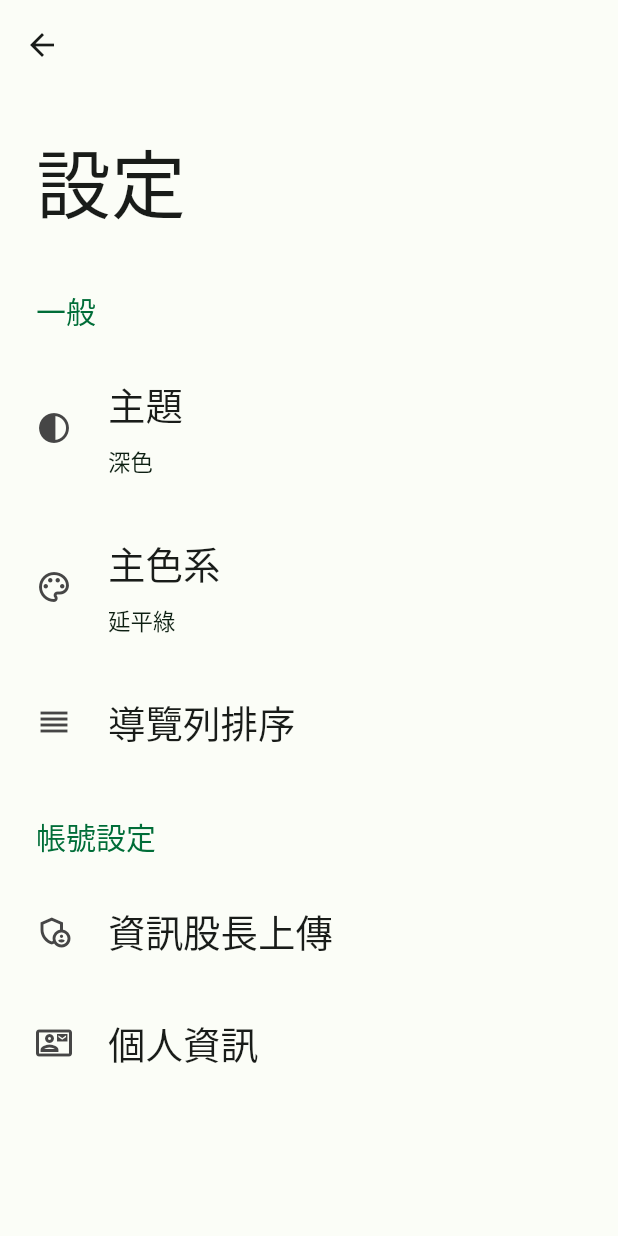
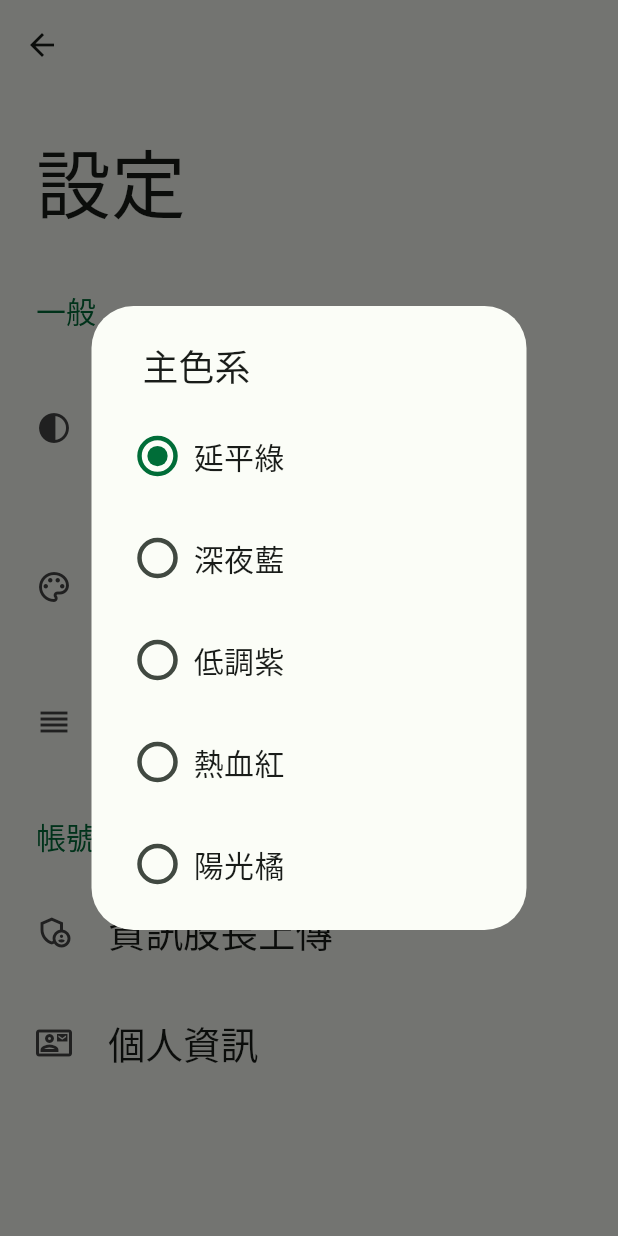
Before and after one commit to HippoInWindow20/mobile_yp, a Flutter app: the Settings screen opened directly, after a tap on "主色系", on a phone screen of 412 x 824 dp. Run offline on Flutter 3.47's test engine with Material 2 defaults, Android fonts, the phone set to English and light mode, and no system bars; drawn by our look-alikes of settings_ui; our stand-ins replace local_auth, shared_preferences; missing offline and left inert: app_popup_menu, flutter_custom_tabs, swipe_refresh; accounts and stored records are empty; network calls fail.

Commit message:
colour changing added

```diff
--- a/lib/admin.dart
+++ b/lib/admin.dart
@@ -1,6 +1,6 @@
 
 import 'package:flutter/material.dart';
-import 'package:mobile_yp/color_schemes.g.dart';
+import 'package:mobile_yp/themes/green.dart';
 import 'package:mobile_yp/online_cc.dart';
 import 'package:mobile_yp/public_cc.dart';
 import 'package:mobile_yp/settings.dart';
--- a/lib/online_cc.dart
+++ b/lib/online_cc.dart
@@ -5,8 +5,6 @@ import 'dart:math';
 import 'package:app_popup_menu/app_popup_menu.dart';
 import 'package:flutter/material.dart';
 import 'package:flutter/foundation.dart';
-import "package:mobile_yp/color_schemes.g.dart";
-import "package:mobile_yp/custom_color.g.dart";
 import 'package:mobile_yp/main.dart';
 import 'package:mobile_yp/settings.dart';
 import 'package:mobile_yp/view.dart';
--- a/lib/personal.dart
+++ b/lib/personal.dart
@@ -1,6 +1,6 @@
 
 import 'package:flutter/material.dart';
-import 'package:mobile_yp/color_schemes.g.dart';
+import 'package:mobile_yp/themes/green.dart';
 import 'package:mobile_yp/online_cc.dart';
 import 'package:mobile_yp/public_cc.dart';
 import 'package:mobile_yp/settings.dart';
--- a/lib/public_cc.dart
+++ b/lib/public_cc.dart
@@ -5,8 +5,7 @@ import 'dart:math';
 import 'package:app_popup_menu/app_popup_menu.dart';
 import 'package:flutter/material.dart';
 import 'package:flutter/foundation.dart';
-import "package:mobile_yp/color_schemes.g.dart";
-import "package:mobile_yp/custom_color.g.dart";
+import 'package:mobile_yp/themes/green.dart';
 import 'package:mobile_yp/main.dart';
 import 'package:mobile_yp/settings.dart';
 import 'package:mobile_yp/view.dart';
--- a/lib/settings.dart
+++ b/lib/settings.dart
@@ -1,10 +1,14 @@
 
 import 'package:flutter/material.dart';
-import 'package:mobile_yp/color_schemes.g.dart';
+import 'package:mobile_yp/themes/blue.dart';
+import 'package:mobile_yp/themes/green.dart';
 import 'package:mobile_yp/main.dart';
 import 'package:mobile_yp/online_cc.dart';
 import 'package:mobile_yp/personal.dart';
 import 'package:mobile_yp/public_cc.dart';
+import 'package:mobile_yp/themes/orange.dart';
+import 'package:mobile_yp/themes/purple.dart';
+import 'package:mobile_yp/themes/red.dart';
 import 'package:settings_ui/settings_ui.dart';
 
 import 'package:mobile_yp/admin.dart';
@@ -13,6 +17,7 @@ import 'package:shared_preferences/shared_preferences.dart';
 
 bool sampleSwitch = true;
 Object? setDisplayMode = "深色";
+Object? setColourMode = "延平綠";
 class Settings extends StatefulWidget {
   @override
 
@@ -104,10 +109,22 @@ class __SettingsState extends State<Settings>{
                 title: Text('主色系',style: SettingsTitleTextStyle,),
                 value: Padding(
                   padding: EdgeInsets.only(top: 5),
-                  child: Text('延平綠',style: SettingsSubtitleTextStyle,),
+                  child: Text(setColourMode.toString(),style: SettingsSubtitleTextStyle,),
                 ),
                 onPressed: (context) {
-
+                  showDialog(
+                      context: context,
+                      builder: (context) {
+                        return AlertDialog(
+                          contentPadding: EdgeInsets.all(10),
+                          title: Padding(
+                            padding: EdgeInsets.only(left: 10),
+                            child: Text("主色系"),
+                          ),
+                          content: ColourSelection(setStateCallBack: setStateExtend,),
+                        );
+                      }
+                  );
                 },
               ),
               SettingsTile.navigation(
@@ -270,3 +287,115 @@ class __RadioItem  extends State<RadioItem>{
     );
   }
 }
+
+//Colour Selection
+
+class ColourSelection extends StatefulWidget {
+  ColourSelection({
+    required this.setStateCallBack,
+  });
+  final Function setStateCallBack;
+  @override
+  State<StatefulWidget> createState() {
+    return __ColourSelection(setStateCallBack: setStateCallBack);
+  }
+
+}
+
+class __ColourSelection extends State<ColourSelection>{
+  __ColourSelection({
+    required this.setStateCallBack,
+  });
+
+  final Function setStateCallBack;
+  @override
+  Widget build(BuildContext context) {
+    return Wrap(
+      direction: Axis.vertical,
+      children: [
+        RadioItemColour(setStateFunction: setStateCallBack,value: "延平綠",colour: green,),
+        RadioItemColour(setStateFunction: setStateCallBack,value: "深夜藍",colour: blue,),
+        RadioItemColour(setStateFunction: setStateCallBack,value: "低調紫",colour: purple,),
+        RadioItemColour(setStateFunction: setStateCallBack,value: "熱血紅",colour: red,),
+        RadioItemColour(setStateFunction: setStateCallBack,value: "陽光橘",colour: orange,),
+      ],
+    );
+  }
+}
+
+class RadioItemColour extends StatefulWidget {
+  RadioItemColour({
+    required this.setStateFunction,
+    required this.value,
+    required this.colour
+  });
+  final Function setStateFunction;
+  final Object value;
+  final List<ColorScheme> colour;
+  @override
+  State<StatefulWidget> createState() {
+    return __RadioItemColour(value: value,setStateFunc: setStateFunction, colour: colour);
+  }
+
+
+}
+
+class __RadioItemColour  extends State<RadioItemColour>{
+  __RadioItemColour({
+    required this.setStateFunc,
+    required this.value,
+    required this.colour,
+  });
+  final Function setStateFunc;
+  final Object value;
+  final List<ColorScheme> colour;
+  @override
+  Widget build(BuildContext context) {
+    return InkWell(
+      child: Padding(
+        padding: EdgeInsets.symmetric(vertical: 10,horizontal: 10),
+        child: Container(
+          width: 250,
+          child: Row(
+            children: [
+              Transform.scale(
+                scale: 1.5,
+                child: Radio(
+                    value: value,
+                    groupValue: setColourMode,
+                    onChanged: (value) async {
+                      var prefs = await SharedPreferences.getInstance();
+                      await prefs.setString("savedCS", value.toString());
+
+                      setState(() {
+                        setColourMode = value;
+                      });
+                      setStateFunc();
+                      Navigator.pop(context);
+                      MobileYP.of(context).changeColour(colour);
+                    }
+                ),
+              ),
+              Text(
+                value.toString(),
+                style: TextStyle(
+                    fontSize: 20
+                ),
+              )
+            ],
+          ),
+        ),
+      ),
+      onTap: () async {
+        var prefs = await SharedPreferences.getInstance();
+        await prefs.setString("savedCS", value.toString());
+        setState(() {
+          setColourMode = value;
+        });
+        setStateFunc();
+        Navigator.pop(context);
+        MobileYP.of(context).changeColour(colour);
+      },
+    );
+  }
+}
--- /dev/null
+++ b/lib/themes/blue.dart
@@ -0,0 +1,71 @@
+import 'package:flutter/material.dart';
+
+
+List<ColorScheme> blue = [
+  ColorScheme(
+    brightness: Brightness.light,
+    primary: Color(0xFF0052DE),
+    onPrimary: Color(0xFFFFFFFF),
+    primaryContainer: Color(0xFFDBE1FF),
+    onPrimaryContainer: Color(0xFF00174C),
+    secondary: Color(0xFF1D5FA6),
+    onSecondary: Color(0xFFFFFFFF),
+    secondaryContainer: Color(0xFFD4E3FF),
+    onSecondaryContainer: Color(0xFF001C3A),
+    tertiary: Color(0xFF1E5FA6),
+    onTertiary: Color(0xFFFFFFFF),
+    tertiaryContainer: Color(0xFFD4E3FF),
+    onTertiaryContainer: Color(0xFF001C3A),
+    error: Color(0xFFBA1A1A),
+    errorContainer: Color(0xFFFFDAD6),
+    onError: Color(0xFFFFFFFF),
+    onErrorContainer: Color(0xFF410002),
+    background: Color(0xFFFEFBFF),
+    onBackground: Color(0xFF1B1B1F),
+    surface: Color(0xFFFEFBFF),
+    onSurface: Color(0xFF1B1B1F),
+    surfaceVariant: Color(0xFFE2E1EC),
+    onSurfaceVariant: Color(0xFF45464F),
+    outline: Color(0xFF757680),
+    onInverseSurface: Color(0xFFF2F0F4),
+    inverseSurface: Color(0xFF303034),
+    inversePrimary: Color(0xFFB4C4FF),
+    shadow: Color(0xFF000000),
+    surfaceTint: Color(0xFF0052DE),
+    outlineVariant: Color(0xFFC6C6D0),
+    scrim: Color(0xFF000000),
+  ),
+  ColorScheme(
+    brightness: Brightness.dark,
+    primary: Color(0xFFB4C4FF),
+    onPrimary: Color(0xFF00297A),
+    primaryContainer: Color(0xFF003DAA),
+    onPrimaryContainer: Color(0xFFDBE1FF),
+    secondary: Color(0xFFA5C8FF),
+    onSecondary: Color(0xFF00315E),
+    secondaryContainer: Color(0xFF004785),
+    onSecondaryContainer: Color(0xFFD4E3FF),
+    tertiary: Color(0xFFA5C8FF),
+    onTertiary: Color(0xFF00315E),
+    tertiaryContainer: Color(0xFF004785),
+    onTertiaryContainer: Color(0xFFD4E3FF),
+    error: Color(0xFFFFB4AB),
+    errorContainer: Color(0xFF93000A),
+    onError: Color(0xFF690005),
+    onErrorContainer: Color(0xFFFFDAD6),
+    background: Color(0xFF1B1B1F),
+    onBackground: Color(0xFFE4E2E6),
+    surface: Color(0xFF1B1B1F),
+    onSurface: Color(0xFFE4E2E6),
+    surfaceVariant: Color(0xFF45464F),
+    onSurfaceVariant: Color(0xFFC6C6D0),
+    outline: Color(0xFF8F909A),
+    onInverseSurface: Color(0xFF1B1B1F),
+    inverseSurface: Color(0xFFE4E2E6),
+    inversePrimary: Color(0xFF0052DE),
+    shadow: Color(0xFF000000),
+    surfaceTint: Color(0xFFB4C4FF),
+    outlineVariant: Color(0xFF45464F),
+    scrim: Color(0xFF000000),
+  )
+];
--- /dev/null
+++ b/lib/themes/green.dart
@@ -0,0 +1,67 @@
+import 'package:flutter/material.dart';
+
+
+List<ColorScheme> green = [
+  ColorScheme(
+    brightness: Brightness.light,
+    primary: Color(0xFF006D38),
+    onPrimary: Color(0xFFFFFFFF),
+    primaryContainer: Color(0xFF9BF6B3),
+    onPrimaryContainer: Color(0xFF00210D),
+    secondary: Color(0xFF506353),
+    onSecondary: Color(0xFFFFFFFF),
+    secondaryContainer: Color(0xFFD2E8D3),
+    onSecondaryContainer: Color(0xFF0D1F12),
+    tertiary: Color(0xFF3A656F),
+    onTertiary: Color(0xFFFFFFFF),
+    tertiaryContainer: Color(0xFFBEEAF6),
+    onTertiaryContainer: Color(0xFF001F25),
+    error: Color(0xFFBA1A1A),
+    errorContainer: Color(0xFFFFDAD6),
+    onError: Color(0xFFFFFFFF),
+    onErrorContainer: Color(0xFF410002),
+    background: Color(0xFFFBFDF7),
+    onBackground: Color(0xFF191C19),
+    surface: Color(0xFFFBFDF7),
+    onSurface: Color(0xFF191C19),
+    surfaceVariant: Color(0xFFDDE5DA),
+    onSurfaceVariant: Color(0xFF414941),
+    outline: Color(0xFF717971),
+    onInverseSurface: Color(0xFFF0F1EC),
+    inverseSurface: Color(0xFF2E312E),
+    inversePrimary: Color(0xFF7FD998),
+    shadow: Color(0xFF000000),
+    surfaceTint: Color(0xFF006D38),
+  ),
+  ColorScheme(
+    brightness: Brightness.dark,
+    primary: Color(0xFF7FD998),
+    onPrimary: Color(0xFF00391A),
+    primaryContainer: Color(0xFF005229),
+    onPrimaryContainer: Color(0xFF9BF6B3),
+    secondary: Color(0xFFB6CCB8),
+    onSecondary: Color(0xFF223526),
+    secondaryContainer: Color(0xFF384B3C),
+    onSecondaryContainer: Color(0xFFD2E8D3),
+    tertiary: Color(0xFFA2CED9),
+    onTertiary: Color(0xFF01363F),
+    tertiaryContainer: Color(0xFF204D56),
+    onTertiaryContainer: Color(0xFFBEEAF6),
+    error: Color(0xFFFFB4AB),
+    errorContainer: Color(0xFF93000A),
+    onError: Color(0xFF690005),
+    onErrorContainer: Color(0xFFFFDAD6),
+    background: Color(0xFF191C19),
+    onBackground: Color(0xFFE1E3DE),
+    surface: Color(0xFF191C19),
+    onSurface: Color(0xFFE1E3DE),
+    surfaceVariant: Color(0xFF414941),
+    onSurfaceVariant: Color(0xFFC1C9BF),
+    outline: Color(0xFF8B938A),
+    onInverseSurface: Color(0xFF191C19),
+    inverseSurface: Color(0xFFE1E3DE),
+    inversePrimary: Color(0xFF006D38),
+    shadow: Color(0xFF000000),
+    surfaceTint: Color(0xFF7FD998),
+  )
+];
--- /dev/null
+++ b/lib/themes/orange.dart
@@ -0,0 +1,71 @@
+import 'package:flutter/material.dart';
+
+
+List<ColorScheme> orange = [
+  ColorScheme(
+    brightness: Brightness.light,
+    primary: Color(0xFF994700),
+    onPrimary: Color(0xFFFFFFFF),
+    primaryContainer: Color(0xFFFFDBC8),
+    onPrimaryContainer: Color(0xFF321300),
+    secondary: Color(0xFF765847),
+    onSecondary: Color(0xFFFFFFFF),
+    secondaryContainer: Color(0xFFFFDBC8),
+    onSecondaryContainer: Color(0xFF2B1609),
+    tertiary: Color(0xFF8B5000),
+    onTertiary: Color(0xFFFFFFFF),
+    tertiaryContainer: Color(0xFFFFDCBE),
+    onTertiaryContainer: Color(0xFF2D1600),
+    error: Color(0xFFBA1A1A),
+    errorContainer: Color(0xFFFFDAD6),
+    onError: Color(0xFFFFFFFF),
+    onErrorContainer: Color(0xFF410002),
+    background: Color(0xFFFFFBFF),
+    onBackground: Color(0xFF201A17),
+    surface: Color(0xFFFFFBFF),
+    onSurface: Color(0xFF201A17),
+    surfaceVariant: Color(0xFFF4DED3),
+    onSurfaceVariant: Color(0xFF52443C),
+    outline: Color(0xFF85746B),
+    onInverseSurface: Color(0xFFFBEEE9),
+    inverseSurface: Color(0xFF362F2C),
+    inversePrimary: Color(0xFFFFB68B),
+    shadow: Color(0xFF000000),
+    surfaceTint: Color(0xFF994700),
+    outlineVariant: Color(0xFFD7C2B8),
+    scrim: Color(0xFF000000),
+  ),
+  ColorScheme(
+    brightness: Brightness.dark,
+    primary: Color(0xFFFFB68B),
+    onPrimary: Color(0xFF522300),
+    primaryContainer: Color(0xFF753400),
+    onPrimaryContainer: Color(0xFFFFDBC8),
+    secondary: Color(0xFFE5BFA9),
+    onSecondary: Color(0xFF432B1C),
+    secondaryContainer: Color(0xFF5C4131),
+    onSecondaryContainer: Color(0xFFFFDBC8),
+    tertiary: Color(0xFFFFB870),
+    onTertiary: Color(0xFF4A2800),
+    tertiaryContainer: Color(0xFF693C00),
+    onTertiaryContainer: Color(0xFFFFDCBE),
+    error: Color(0xFFFFB4AB),
+    errorContainer: Color(0xFF93000A),
+    onError: Color(0xFF690005),
+    onErrorContainer: Color(0xFFFFDAD6),
+    background: Color(0xFF201A17),
+    onBackground: Color(0xFFECE0DB),
+    surface: Color(0xFF201A17),
+    onSurface: Color(0xFFECE0DB),
+    surfaceVariant: Color(0xFF52443C),
+    onSurfaceVariant: Color(0xFFD7C2B8),
+    outline: Color(0xFF9F8D84),
+    onInverseSurface: Color(0xFF201A17),
+    inverseSurface: Color(0xFFECE0DB),
+    inversePrimary: Color(0xFF994700),
+    shadow: Color(0xFF000000),
+    surfaceTint: Color(0xFFFFB68B),
+    outlineVariant: Color(0xFF52443C),
+    scrim: Color(0xFF000000),
+  )
+];
--- /dev/null
+++ b/lib/themes/purple.dart
@@ -0,0 +1,71 @@
+import 'package:flutter/material.dart';
+
+
+List<ColorScheme> purple = [
+ColorScheme(
+brightness: Brightness.light,
+primary: Color(0xFF6750A4),
+onPrimary: Color(0xFFFFFFFF),
+primaryContainer: Color(0xFFEADDFF),
+onPrimaryContainer: Color(0xFF21005D),
+secondary: Color(0xFF625B71),
+onSecondary: Color(0xFFFFFFFF),
+secondaryContainer: Color(0xFFE8DEF8),
+onSecondaryContainer: Color(0xFF1D192B),
+tertiary: Color(0xFF7D5260),
+onTertiary: Color(0xFFFFFFFF),
+tertiaryContainer: Color(0xFFFFD8E4),
+onTertiaryContainer: Color(0xFF31111D),
+error: Color(0xFFB3261E),
+onError: Color(0xFFFFFFFF),
+errorContainer: Color(0xFFF9DEDC),
+onErrorContainer: Color(0xFF410E0B),
+outline: Color(0xFF79747E),
+background: Color(0xFFFFFBFE),
+onBackground: Color(0xFF1C1B1F),
+surface: Color(0xFFFFFBFE),
+onSurface: Color(0xFF1C1B1F),
+surfaceVariant: Color(0xFFE7E0EC),
+onSurfaceVariant: Color(0xFF49454F),
+inverseSurface: Color(0xFF313033),
+onInverseSurface: Color(0xFFF4EFF4),
+inversePrimary: Color(0xFFD0BCFF),
+shadow: Color(0xFF000000),
+surfaceTint: Color(0xFF6750A4),
+outlineVariant: Color(0xFFCAC4D0),
+scrim: Color(0xFF000000),
+),
+  ColorScheme(
+    brightness: Brightness.dark,
+    primary: Color(0xFFD0BCFF),
+    onPrimary: Color(0xFF381E72),
+    primaryContainer: Color(0xFF4F378B),
+    onPrimaryContainer: Color(0xFFEADDFF),
+    secondary: Color(0xFFCCC2DC),
+    onSecondary: Color(0xFF332D41),
+    secondaryContainer: Color(0xFF4A4458),
+    onSecondaryContainer: Color(0xFFE8DEF8),
+    tertiary: Color(0xFFEFB8C8),
+    onTertiary: Color(0xFF492532),
+    tertiaryContainer: Color(0xFF633B48),
+    onTertiaryContainer: Color(0xFFFFD8E4),
+    error: Color(0xFFF2B8B5),
+    onError: Color(0xFF601410),
+    errorContainer: Color(0xFF8C1D18),
+    onErrorContainer: Color(0xFFF9DEDC),
+    outline: Color(0xFF938F99),
+    background: Color(0xFF1C1B1F),
+    onBackground: Color(0xFFE6E1E5),
+    surface: Color(0xFF1C1B1F),
+    onSurface: Color(0xFFE6E1E5),
+    surfaceVariant: Color(0xFF49454F),
+    onSurfaceVariant: Color(0xFFCAC4D0),
+    inverseSurface: Color(0xFFE6E1E5),
+    onInverseSurface: Color(0xFF313033),
+    inversePrimary: Color(0xFF6750A4),
+    shadow: Color(0xFF000000),
+    surfaceTint: Color(0xFFD0BCFF),
+    outlineVariant: Color(0xFF49454F),
+    scrim: Color(0xFF000000),
+  )
+];
--- /dev/null
+++ b/lib/themes/red.dart
@@ -0,0 +1,71 @@
+import 'package:flutter/material.dart';
+
+
+List<ColorScheme> red = [
+  ColorScheme(
+    brightness: Brightness.light,
+    primary: Color(0xFFBF002D),
+    onPrimary: Color(0xFFFFFFFF),
+    primaryContainer: Color(0xFFFFDAD9),
+    onPrimaryContainer: Color(0xFF410009),
+    secondary: Color(0xFF775656),
+    onSecondary: Color(0xFFFFFFFF),
+    secondaryContainer: Color(0xFFFFDAD9),
+    onSecondaryContainer: Color(0xFF2C1515),
+    tertiary: Color(0xFF9C413E),
+    onTertiary: Color(0xFFFFFFFF),
+    tertiaryContainer: Color(0xFFFFDAD7),
+    onTertiaryContainer: Color(0xFF410004),
+    error: Color(0xFFBA1A1A),
+    errorContainer: Color(0xFFFFDAD6),
+    onError: Color(0xFFFFFFFF),
+    onErrorContainer: Color(0xFF410002),
+    background: Color(0xFFFFFBFF),
+    onBackground: Color(0xFF201A1A),
+    surface: Color(0xFFFFFBFF),
+    onSurface: Color(0xFF201A1A),
+    surfaceVariant: Color(0xFFF4DDDC),
+    onSurfaceVariant: Color(0xFF524343),
+    outline: Color(0xFF857372),
+    onInverseSurface: Color(0xFFFBEEED),
+    inverseSurface: Color(0xFF362F2E),
+    inversePrimary: Color(0xFFFFB3B2),
+    shadow: Color(0xFF000000),
+    surfaceTint: Color(0xFFBF002D),
+    outlineVariant: Color(0xFFD7C1C1),
+    scrim: Color(0xFF000000),
+  ),
+  ColorScheme(
+    brightness: Brightness.dark,
+    primary: Color(0xFFFFB3B2),
+    onPrimary: Color(0xFF680014),
+    primaryContainer: Color(0xFF920020),
+    onPrimaryContainer: Color(0xFFFFDAD9),
+    secondary: Color(0xFFE6BDBC),
+    onSecondary: Color(0xFF442929),
+    secondaryContainer: Color(0xFF5D3F3F),
+    onSecondaryContainer: Color(0xFFFFDAD9),
+    tertiary: Color(0xFFFFB3AE),
+    onTertiary: Color(0xFF5F1415),
+    tertiaryContainer: Color(0xFF7E2A29),
+    onTertiaryContainer: Color(0xFFFFDAD7),
+    error: Color(0xFFFFB4AB),
+    errorContainer: Color(0xFF93000A),
+    onError: Color(0xFF690005),
+    onErrorContainer: Color(0xFFFFDAD6),
+    background: Color(0xFF201A1A),
+    onBackground: Color(0xFFECE0DF),
+    surface: Color(0xFF201A1A),
+    onSurface: Color(0xFFECE0DF),
+    surfaceVariant: Color(0xFF524343),
+    onSurfaceVariant: Color(0xFFD7C1C1),
+    outline: Color(0xFFA08C8C),
+    onInverseSurface: Color(0xFF201A1A),
+    inverseSurface: Color(0xFFECE0DF),
+    inversePrimary: Color(0xFFBF002D),
+    shadow: Color(0xFF000000),
+    surfaceTint: Color(0xFFFFB3B2),
+    outlineVariant: Color(0xFF524343),
+    scrim: Color(0xFF000000),
+  )
+];
--- /dev/null
+++ b/lib/themes/theme.dart
@@ -0,0 +1,5 @@
+import 'package:flutter/material.dart';
+import 'package:mobile_yp/themes/green.dart';
+import 'blue.dart';
+
+List<ColorScheme> preferredCS = green;
--- a/lib/validate.dart
+++ b/lib/validate.dart
@@ -4,8 +4,7 @@ import 'dart:math';
 import 'package:app_popup_menu/app_popup_menu.dart';
 import 'package:flutter/material.dart';
 import 'package:flutter/foundation.dart';
-import "package:mobile_yp/color_schemes.g.dart";
-import "package:mobile_yp/custom_color.g.dart";
+import 'package:mobile_yp/themes/green.dart';
 import 'package:mobile_yp/main.dart';
 import 'package:mobile_yp/settings.dart';
 import 'package:mobile_yp/view.dart';
--- a/lib/view.dart
+++ b/lib/view.dart
@@ -2,10 +2,9 @@
 import 'dart:convert';
 
 import 'package:flutter/material.dart';
-import "package:mobile_yp/color_schemes.g.dart";
+import 'package:mobile_yp/themes/green.dart';
 import 'package:mobile_yp/main.dart';
 import "package:mobile_yp/public_cc.dart";
-import "package:mobile_yp/custom_color.g.dart";
 import 'package:http/http.dart' as http;
 import 'package:html/parser.dart' show parse;
 import 'package:flutter_custom_tabs/flutter_custom_tabs.dart';
--- a/lib/view_private.dart
+++ b/lib/view_private.dart
@@ -2,10 +2,9 @@
 import 'dart:convert';
 
 import 'package:flutter/material.dart';
-import "package:mobile_yp/color_schemes.g.dart";
+import 'package:mobile_yp/themes/green.dart';
 import 'package:mobile_yp/main.dart';
 import "package:mobile_yp/public_cc.dart";
-import "package:mobile_yp/custom_color.g.dart";
 import 'package:http/http.dart' as http;
 import 'package:html/parser.dart' show parse;
 import 'package:flutter_custom_tabs/flutter_custom_tabs.dart';
```
Also changed, not shown: lib/main.dart (+29 -8 lines), lib/color_schemes.g.dart (deleted), lib/custom_color.g.dart (deleted).
